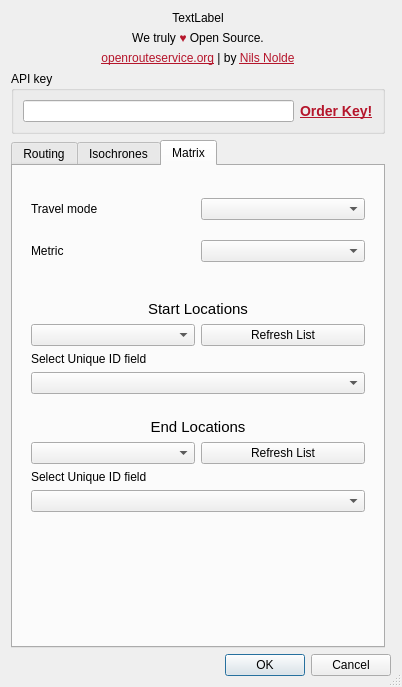
Above: osm_tools_dialog_base.ui from GIScience/orstools-qgis-plugin before the change. Below: the same form after it.
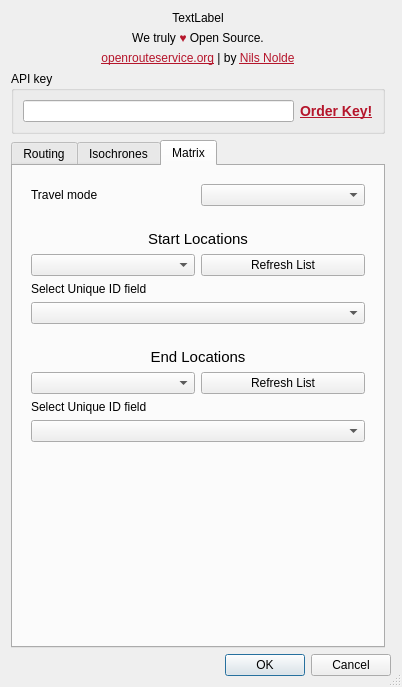
That is the form after the change. The open tabs and pages were chosen to show the change.

Commit message: add matrix API

Patch:
```diff
--- a/osm_tools_dialog_base.ui
+++ b/osm_tools_dialog_base.ui
@@ -65,6 +65,12 @@
    </item>
    <item row="5" column="0">
     <widget class="QTabWidget" name="tabWidget">
+     <property name="sizePolicy">
+      <sizepolicy hsizetype="Expanding" vsizetype="Expanding">
+       <horstretch>0</horstretch>
+       <verstretch>0</verstretch>
+      </sizepolicy>
+     </property>
      <property name="currentIndex">
       <number>2</number>
      </property>
@@ -1151,7 +1157,7 @@
       <attribute name="title">
        <string>Matrix</string>
       </attribute>
-      <layout class="QVBoxLayout" name="verticalLayout_3" stretch="0,0,0,0">
+      <layout class="QVBoxLayout" name="verticalLayout_3" stretch="0,0,0,2">
        <item>
         <widget class="QWidget" name="widget_14" native="true">
          <layout class="QGridLayout" name="gridLayout_15">
@@ -1165,16 +1171,6 @@
             </property>
            </widget>
           </item>
-          <item row="1" column="0">
-           <widget class="QLabel" name="Metric">
-            <property name="text">
-             <string>Metric</string>
-            </property>
-           </widget>
-          </item>
-          <item row="1" column="1">
-           <widget class="QComboBox" name="matrix_metric_combo"/>
-          </item>
          </layout>
         </widget>
        </item>
```
Left out of the diff: 78 changed lines with no effect on the pictures. The commit also changes 3 other files.
